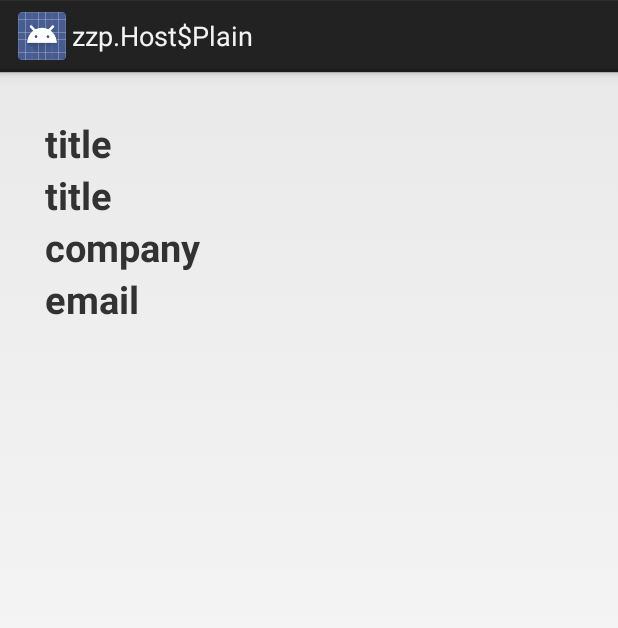
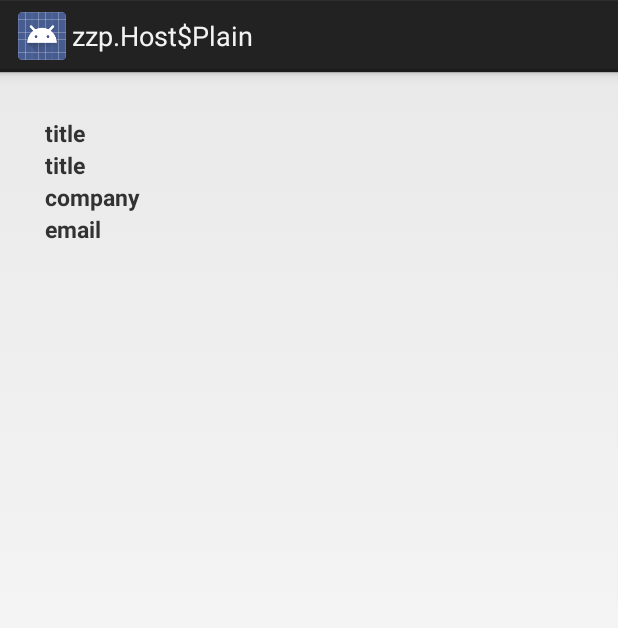
Before and after one commit to santa222/newCode, an Android app: the layout row_user.xml on its own in the app's theme, with its tools: preview values and no code run, on a phone screen of 412 x 824 dp. Shown: the top 628 px of the screen. Run offline under Robolectric (Android 15) with nearby library versions, the light colour scheme and no system bars.

Commit message:
tune text size

```diff
--- a/app/src/main/res/layout/row_user.xml
+++ b/app/src/main/res/layout/row_user.xml
@@ -11,7 +11,7 @@
         android:layout_width="wrap_content"
         android:layout_height="wrap_content"
         android:singleLine="true"
-        android:textSize="25dp"
+        android:textSize="15dp"
         android:text="title"
         android:textStyle="bold" />
 
@@ -19,7 +19,7 @@
         android:id="@+id/row_user_name"
         android:layout_width="match_parent"
         android:layout_height="wrap_content"
-        android:textSize="25dp"
+        android:textSize="15dp"
         android:text="title"
         android:textStyle="bold" />
 
@@ -27,7 +27,7 @@
         android:id="@+id/row_user_company"
         android:layout_width="match_parent"
         android:layout_height="wrap_content"
-        android:textSize="25dp"
+        android:textSize="15dp"
         android:textStyle="bold"
         android:text="company"/>
 
@@ -35,7 +35,7 @@
         android:id="@+id/row_user_email"
         android:layout_width="match_parent"
         android:layout_height="wrap_content"
-        android:textSize="25dp"
+        android:textSize="15dp"
         android:textStyle="bold"
         android:text="email"/>
 
```
